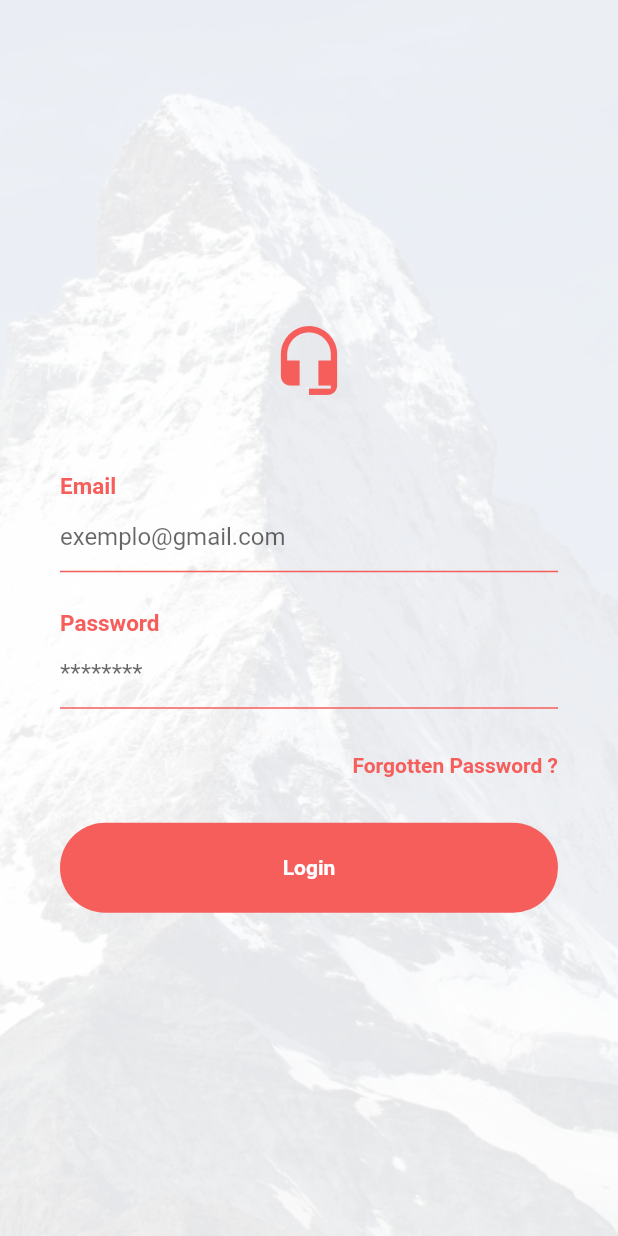
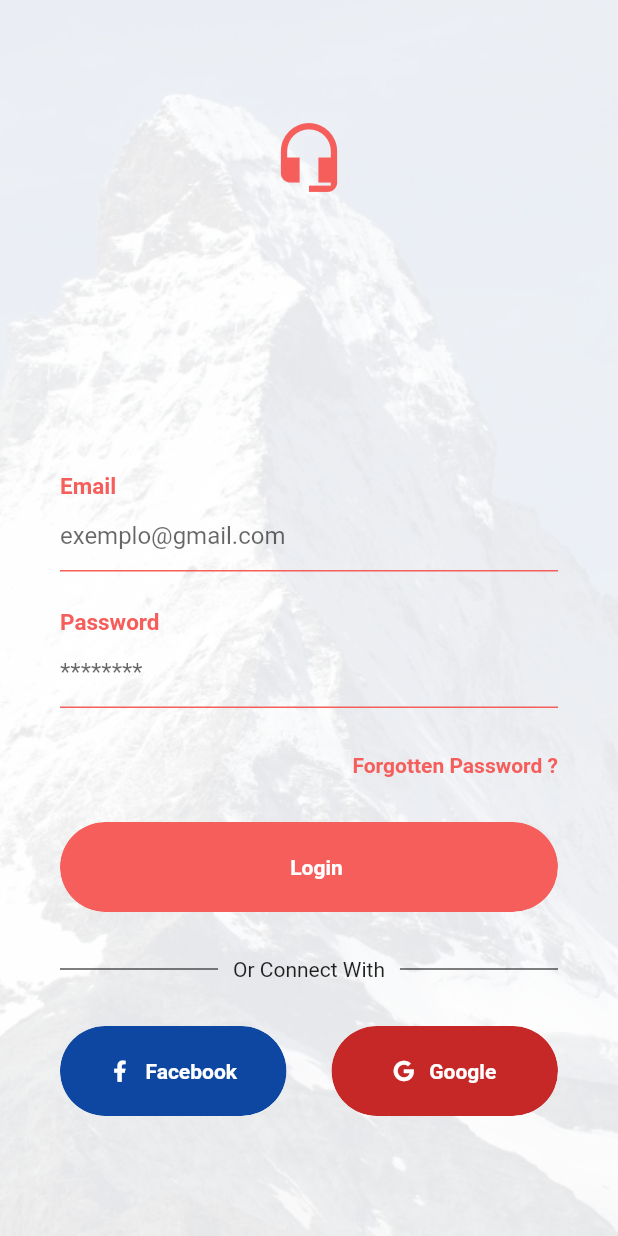
Before and after one commit to souzaleandror/leitura_mockup_app, a Flutter app: the screen it shows after launch, swiped to page 2, on a phone screen of 412 x 824 dp. Run offline on Flutter 3.47's test engine with Material 2 defaults, Android fonts, the phone set to English and light mode, and no system bars; our stand-ins replace font_awesome_flutter.

Commit message:
Commit Final

```diff
--- a/lib/src/login/LoginWidget.dart
+++ b/lib/src/login/LoginWidget.dart
@@ -2,6 +2,7 @@ import 'package:flutter/material.dart';
 import 'package:leitura_mockup_app/src/login/pages/LoginPageWidget.dart';
 import 'package:leitura_mockup_app/src/login/pages/LoginSignUpPageWidget.dart';
 import 'package:leitura_mockup_app/src/login/pages/LoginSigninPageWidget.dart';
+import 'package:leitura_mockup_app/src/login/provider/ProviderPageController.dart';
 
 class LoginWidget extends StatefulWidget {
   @override
@@ -9,6 +10,20 @@ class LoginWidget extends StatefulWidget {
 }
 
 class _LoginWidgetState extends State<LoginWidget> {
+  PageController _controller;
+
+  @override
+  void initState() {
+    super.initState();
+    _controller = PageController(initialPage: 2);
+  }
+
+  @override
+  void dispose() {
+    super.dispose();
+    _controller.dispose();
+  }
+
   @override
   Widget build(BuildContext context) {
     return Material(
@@ -21,12 +36,16 @@ class _LoginWidgetState extends State<LoginWidget> {
             fit: BoxFit.cover,
           ),
           //pageview
-          PageView(
-            children: <Widget>[
-              LoginSignUpPageWidget(),
-              LoginSigninPageWidget(),
-              LoginPageWidget(),
-            ],
+          ProviderPageController(
+            controller: _controller,
+            child: PageView(
+              controller: _controller,
+              children: <Widget>[
+                LoginSignUpPageWidget(),
+                LoginSigninPageWidget(),
+                LoginPageWidget(),
+              ],
+            ),
           ),
         ],
       ),
--- a/lib/src/login/pages/LoginPageWidget.dart
+++ b/lib/src/login/pages/LoginPageWidget.dart
@@ -1,4 +1,5 @@
 import 'package:flutter/material.dart';
+import 'package:leitura_mockup_app/src/login/provider/ProviderPageController.dart';
 import 'package:leitura_mockup_app/src/login/widgets/CircleButton.dart';
 
 class LoginPageWidget extends StatefulWidget {
@@ -9,6 +10,11 @@ class LoginPageWidget extends StatefulWidget {
 class _LoginPageWidgetState extends State<LoginPageWidget> {
   @override
   Widget build(BuildContext context) {
+//    ProviderPageController provider =
+//        context.inheritFromWidgetOfExactType(ProviderPageController);
+//
+//    PageController controller = provider.controller;
+
     return Container(
       padding: const EdgeInsets.symmetric(horizontal: 40),
       color: Theme.of(context).accentColor.withOpacity(0.9),
@@ -47,12 +53,26 @@ class _LoginPageWidgetState extends State<LoginPageWidget> {
             backgroundColor: Colors.transparent,
             textColor: Colors.white,
             borderColor: Colors.white,
+            onTap: () {
+              print("Tocou no signup");
+//              ProviderPageController.of(context).controller.animateToPage(0,
+//                  duration: Duration(milliseconds: 300),
+//                  curve: Curves.easeInOut);
+              ProviderPageController.of(context).toPage(0);
+            },
           ),
           Container(height: 40),
           CircleButton(
             texto: "Login",
             backgroundColor: Colors.white,
             textColor: Theme.of(context).accentColor,
+            onTap: () {
+              print("Tocou no login");
+//              ProviderPageController.of(context).controller.animateToPage(2,
+//                  duration: Duration(milliseconds: 300),
+//                  curve: Curves.easeInOut);
+              ProviderPageController.of(context).toPage(1);
+            },
           ),
         ],
       ),
--- a/lib/src/login/pages/LoginSignUpPageWidget.dart
+++ b/lib/src/login/pages/LoginSignUpPageWidget.dart
@@ -1,4 +1,5 @@
 import 'package:flutter/material.dart';
+import 'package:leitura_mockup_app/src/login/provider/ProviderPageController.dart';
 import 'package:leitura_mockup_app/src/login/widgets/CircleButton.dart';
 import 'package:leitura_mockup_app/src/login/widgets/CustomTextField.dart';
 
@@ -42,7 +43,11 @@ class _LoginSignUpPageWidgetState extends State<LoginSignUpPageWidget> {
           Container(
             height: 50,
           ),
-          Container(
+          GestureDetector(
+            onTap: () {
+              ProviderPageController.of(context).toPage(1);
+            },
+            child: Container(
               width: double.infinity,
               child: Text(
                 "Already have an account ?",
@@ -50,6 +55,7 @@ class _LoginSignUpPageWidgetState extends State<LoginSignUpPageWidget> {
                 style: TextStyle(
                     fontWeight: FontWeight.bold,
                     color: Theme.of(context).accentColor),
+              ),
             ),
           ),
           Container(
--- a/lib/src/login/pages/LoginSigninPageWidget.dart
+++ b/lib/src/login/pages/LoginSigninPageWidget.dart
@@ -1,4 +1,5 @@
 import 'package:flutter/material.dart';
+import 'package:font_awesome_flutter/font_awesome_flutter.dart';
 import 'package:leitura_mockup_app/src/login/widgets/CircleButton.dart';
 import 'package:leitura_mockup_app/src/login/widgets/CustomTextField.dart';
 
@@ -8,6 +9,41 @@ class LoginSigninPageWidget extends StatefulWidget {
 }
 
 class _LoginSigninPageWidgetState extends State<LoginSigninPageWidget> {
+  Widget _textForgot() {
+    return Container(
+      width: double.infinity,
+      child: Text(
+        "Forgotten Password ?",
+        textAlign: TextAlign.right,
+        style: TextStyle(
+            fontWeight: FontWeight.bold, color: Theme.of(context).accentColor),
+      ),
+    );
+  }
+
+  Widget _lineTextLine() {
+    return Row(
+      children: <Widget>[
+        Expanded(
+          child: Divider(
+            color: Colors.black,
+            height: 15,
+          ),
+        ),
+        Padding(
+          padding: const EdgeInsets.symmetric(horizontal: 10.0),
+          child: Text("Or Connect With"),
+        ),
+        Expanded(
+          child: Divider(
+            color: Colors.black,
+            height: 15,
+          ),
+        ),
+      ],
+    );
+  }
+
   @override
   Widget build(BuildContext context) {
     return Container(
@@ -16,11 +52,12 @@ class _LoginSigninPageWidgetState extends State<LoginSigninPageWidget> {
       child: Column(
         mainAxisAlignment: MainAxisAlignment.center,
         children: <Widget>[
+          Container(
+            height: 80,
+          ),
           Icon(Icons.headset_mic,
               size: 50, color: Theme.of(context).accentColor),
-          Container(
-            height: 50,
-          ),
+          Spacer(),
           CustomTextField(
             label: "Email",
             hint: "exemplo@gmail.com",
@@ -35,20 +72,44 @@ class _LoginSigninPageWidgetState extends State<LoginSigninPageWidget> {
           Container(
             height: 30,
           ),
-          Container(
-            width: double.infinity,
-            child: Text(
-              "Forgotten Password ?",
-              textAlign: TextAlign.right,
-              style: TextStyle(
-                  fontWeight: FontWeight.bold,
-                  color: Theme.of(context).accentColor),
-            ),
-          ),
+          _textForgot(),
           Container(
             height: 30,
           ),
           CircleButton(texto: "Login"),
+          Container(
+            height: 30,
+          ),
+          _lineTextLine(),
+          Container(
+            height: 30,
+          ),
+          Row(
+            children: <Widget>[
+              Expanded(
+                child: CircleButton(
+                  texto: "Facebook",
+                  icon: Icon(FontAwesomeIcons.facebookF,
+                      size: 14, color: Colors.white),
+                  backgroundColor: Colors.blue[900],
+                ),
+              ),
+              Container(
+                width: 30,
+              ),
+              Expanded(
+                child: CircleButton(
+                  backgroundColor: Colors.red[800],
+                  texto: "Google",
+                  icon: Icon(FontAwesomeIcons.google,
+                      size: 14, color: Colors.white),
+                ),
+              ),
+            ],
+          ),
+          Container(
+            height: 80,
+          ),
         ],
       ),
     );
--- /dev/null
+++ b/lib/src/login/provider/ProviderPageController.dart
@@ -0,0 +1,25 @@
+import 'package:flutter/material.dart';
+
+class ProviderPageController extends InheritedWidget {
+  final PageController controller;
+  final Widget child;
+
+  ProviderPageController({this.controller, this.child}) : super(child: child);
+
+  static ProviderPageController of(BuildContext context) {
+    return context.inheritFromWidgetOfExactType(ProviderPageController)
+        as ProviderPageController;
+  }
+
+  toPage(int page) {
+    controller.animateToPage(page,
+        duration: Duration(milliseconds: 300),
+        curve: Curves.easeInOut);
+  }
+
+  @override
+  bool updateShouldNotify(InheritedWidget oldWidget) {
+    // TODO: implement updateShouldNotify
+    return oldWidget != this;
+  }
+}
--- a/lib/src/login/widgets/CircleButton.dart
+++ b/lib/src/login/widgets/CircleButton.dart
@@ -5,31 +5,59 @@ class CircleButton extends StatelessWidget {
   final Color backgroundColor;
   final Color textColor;
   final Color borderColor;
+  final double height;
+  final double width;
+  final Icon icon;
+  final Function onTap;
 
   CircleButton(
       {this.texto = "",
       this.backgroundColor,
       this.textColor = Colors.white,
-      this.borderColor});
+      this.borderColor,
+      this.height = 60,
+      this.width,
+      this.icon,
+      this.onTap});
 
   @override
   Widget build(BuildContext context) {
-    return Container(
-      width: double.infinity,
-      height: 60,
-      decoration: BoxDecoration(
+    return ClipRRect(
+      borderRadius: BorderRadius.circular(40),
+      child: Material(
+        borderRadius: BorderRadius.circular(40),
         color: backgroundColor == null
             ? Theme.of(context).accentColor
             : backgroundColor,
+        child: InkWell(
+          onTap: onTap,
+          child: Container(
+            width: width,
+            height: height,
+            decoration: BoxDecoration(
                 borderRadius: BorderRadius.circular(40),
-          border: borderColor == null ? null : Border.all(color: borderColor)),
+                border: borderColor == null
+                    ? null
+                    : Border.all(color: borderColor)),
             alignment: Alignment.center,
-      child: Text(
+            child: Row(
+              mainAxisAlignment: MainAxisAlignment.center,
+              children: <Widget>[
+                (icon == null ? Container() : icon),
+                Container(
+                  width: 10,
+                ),
+                Text(
                   texto,
                   style: TextStyle(
                       color: textColor == null ? Colors.white : textColor,
                       fontWeight: FontWeight.bold),
                 ),
+              ],
+            ),
+          ),
+        ),
+      ),
     );
   }
 }
--- a/pubspec.yaml
+++ b/pubspec.yaml
@@ -23,6 +23,7 @@ dependencies:
   # The following adds the Cupertino Icons font to your application.
   # Use with the CupertinoIcons class for iOS style icons.
   cupertino_icons: ^0.1.2
+  font_awesome_flutter: ^8.5.0
 
 dev_dependencies:
   flutter_test:
```
Also changed, not shown: ios/Flutter/App.framework/flutter_assets/packages/font_awesome_flutter/lib/fonts/fa-brands-400.ttf (added), ios/Flutter/App.framework/flutter_assets/packages/font_awesome_flutter/lib/fonts/fa-regular-400.ttf (added), ios/Flutter/App.framework/flutter_assets/packages/font_awesome_flutter/lib/fonts/fa-solid-900.ttf (added), lib/generated/i18n.dart (added), 3 other files. Lines whose indentation alone changed are shown as unchanged.
